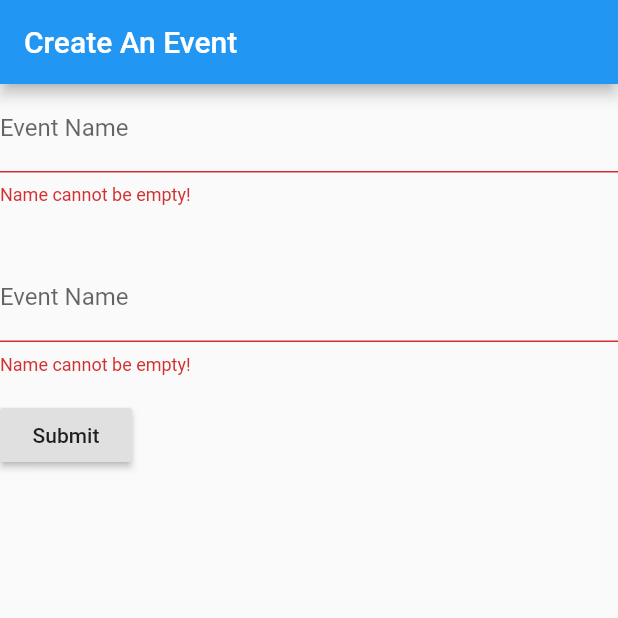
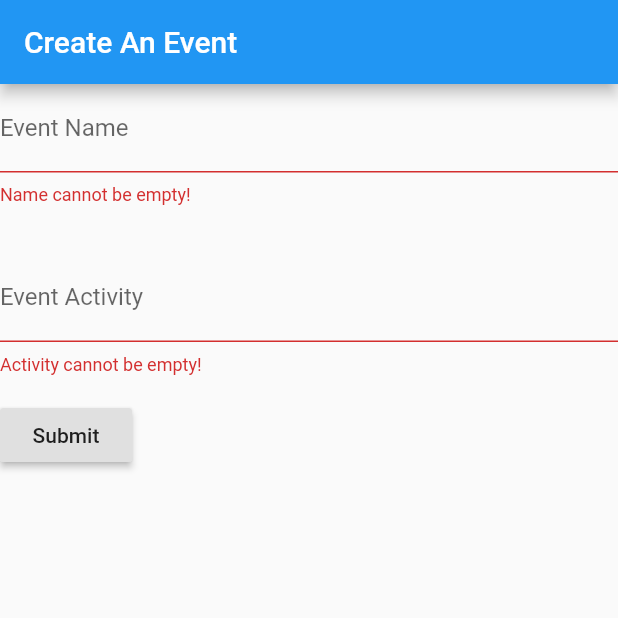
Before and after one commit to abdurrehman135/Deltahacks5-Flutter, a Flutter app: the screen it shows after launch, after a tap on "Submit", on a phone screen of 412 x 824 dp, the top half of it. Run offline on Flutter 3.47's test engine with Material 2 defaults, Android fonts, the phone set to English and light mode, and no system bars.

```diff
--- a/lib/event.dart
+++ b/lib/event.dart
@@ -56,13 +56,13 @@ class EventCreationFormState extends State<EventCreationForm> {
           ),
           TextFormField(
             decoration: InputDecoration(
-            hintText: "Event Name",
+            hintText: "Event Activity",
             hintStyle: TextStyle(fontWeight: FontWeight.w300, color: Colors.black),
-            labelText: "Event Name"
+            labelText: "Event Activity"
            ),
             validator: (value) {
               if (value.isEmpty) {
-                return 'Name cannot be empty!';
+                return 'Activity cannot be empty!';
               }
             },
           ),
```
